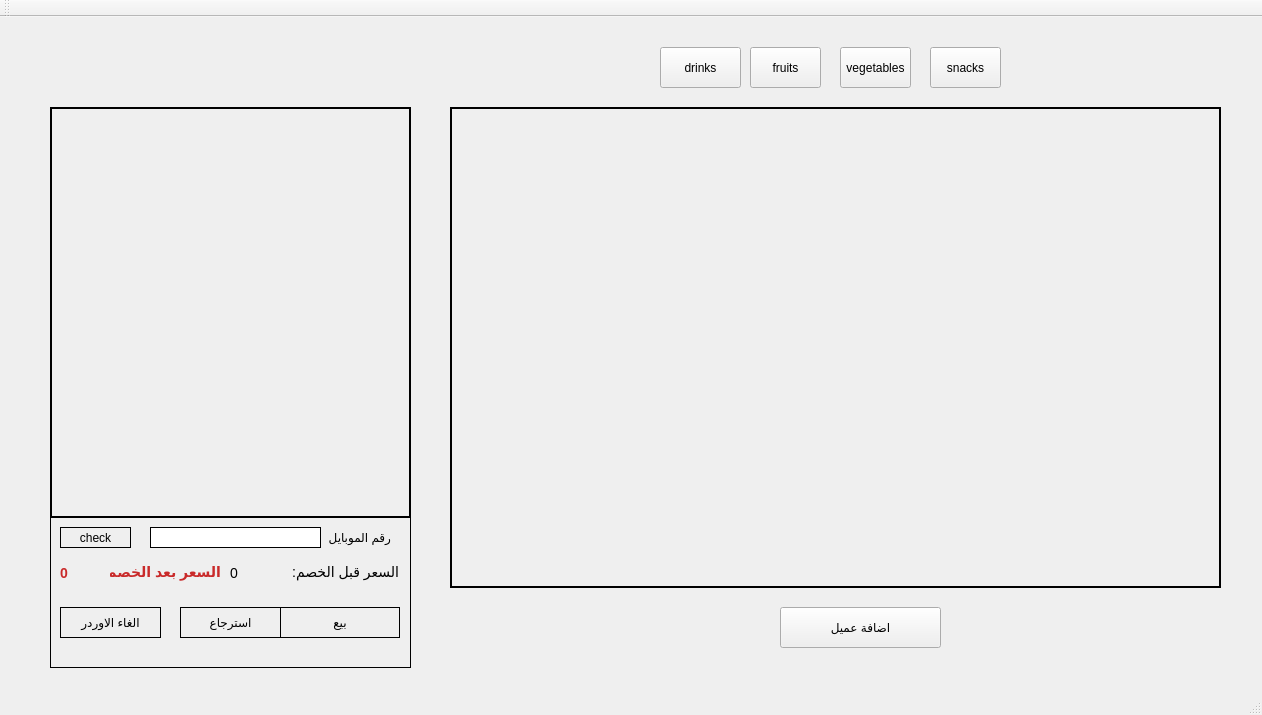
Above: cashRegisterSystem/cashRegisterSystem.ui from Ismaeel-Muhammad/Cash-Register-System before the change. Below: the same form after it.
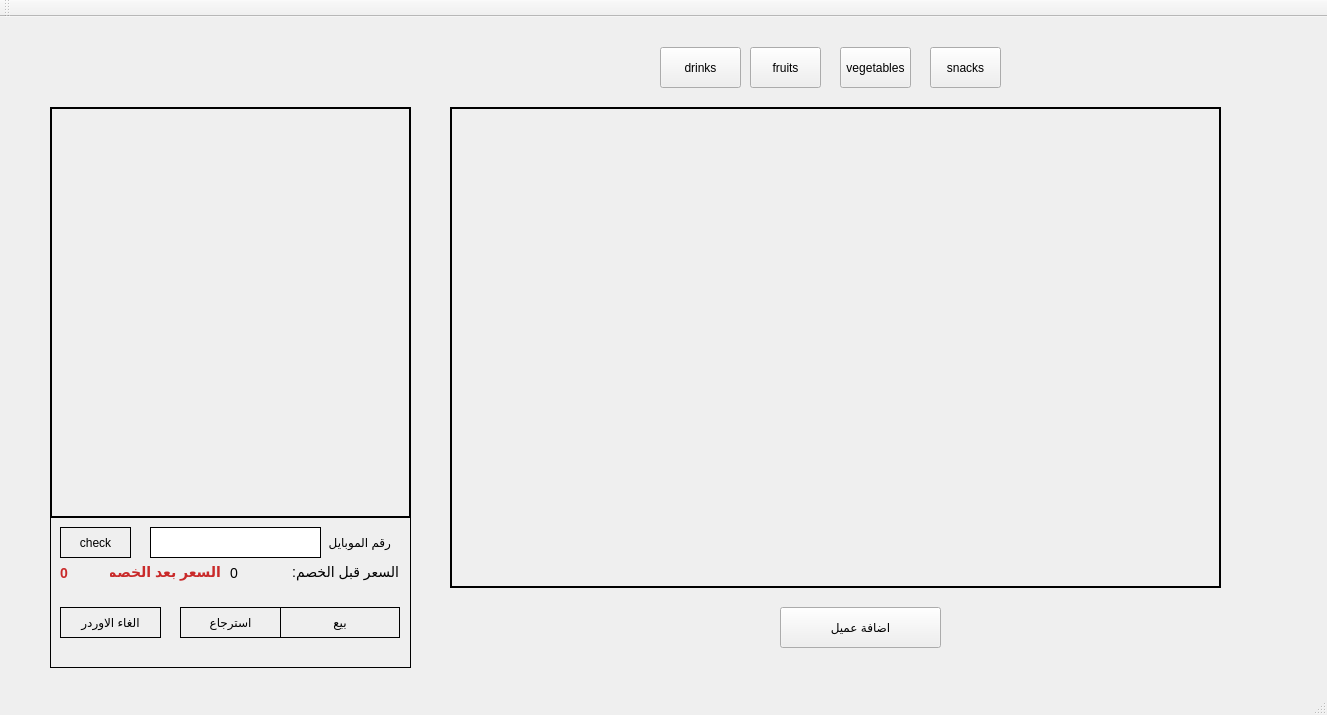
That is the form after the change.

What changed in the file:
```diff
--- a/cashRegisterSystem/cashRegisterSystem.ui
+++ b/cashRegisterSystem/cashRegisterSystem.ui
@@ -6,7 +6,7 @@
    <rect>
     <x>0</x>
     <y>0</y>
-    <width>1262</width>
+    <width>1327</width>
     <height>715</height>
    </rect>
   </property>
@@ -411,7 +411,7 @@
          <x>100</x>
          <y>420</y>
          <width>171</width>
-         <height>21</height>
+         <height>31</height>
         </rect>
        </property>
       </widget>
@@ -421,7 +421,7 @@
          <x>270</x>
          <y>420</y>
          <width>71</width>
-         <height>21</height>
+         <height>31</height>
         </rect>
        </property>
        <property name="styleSheet">
@@ -522,7 +522,7 @@
          <x>10</x>
          <y>420</y>
          <width>71</width>
-         <height>21</height>
+         <height>31</height>
         </rect>
        </property>
        <property name="text">
```
Left out of the diff: 8 changed lines with no effect on the pictures.
